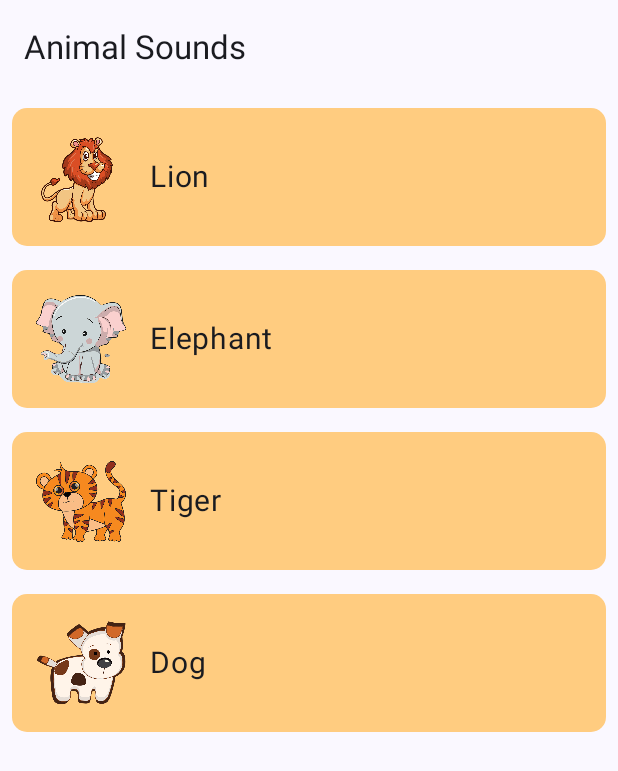
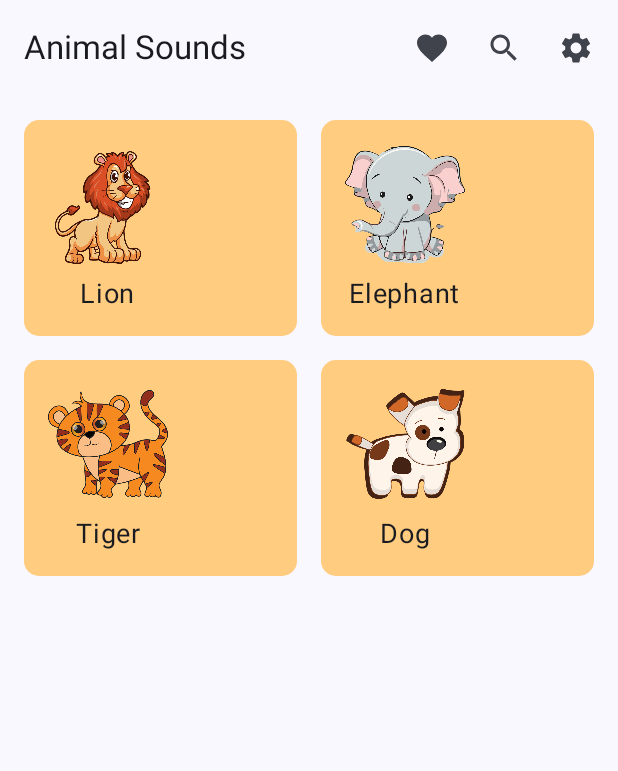
Before and after one commit to fpaulpalis/learning-app-for-kids, an Android app built with Jetpack Compose: the screen it shows after launch (MainActivity), on a phone screen of 412 x 824 dp. Shown: the top 771 px of the screen. Run offline under Robolectric (Android 15) with nearby library versions, the phone set to English and light mode, and no system bars.

Commit message:
Animal Grid Screen

```diff
--- a/app/src/main/java/com/ite393/learningappforkids/ui/AnimalGridScreen.kt
+++ b/app/src/main/java/com/ite393/learningappforkids/ui/AnimalGridScreen.kt
@@ -3,11 +3,16 @@ package com.ite393.learningappforkids.ui
 import androidx.compose.foundation.Image
 import androidx.compose.foundation.clickable
 import androidx.compose.foundation.layout.*
-import androidx.compose.foundation.lazy.LazyColumn
-import androidx.compose.foundation.lazy.items
+import androidx.compose.foundation.lazy.grid.GridCells
+import androidx.compose.foundation.lazy.grid.LazyVerticalGrid
+import androidx.compose.foundation.lazy.grid.items
 import androidx.compose.foundation.shape.RoundedCornerShape
+import androidx.compose.material.icons.Icons
+import androidx.compose.material.icons.filled.Favorite
+import androidx.compose.material.icons.filled.Search
+import androidx.compose.material.icons.filled.Settings
 import androidx.compose.material3.*
-import androidx.compose.runtime.Composable
+import androidx.compose.runtime.*
 import androidx.compose.ui.Alignment
 import androidx.compose.ui.Modifier
 import androidx.compose.ui.graphics.Color
@@ -23,14 +28,38 @@ import com.ite393.learningappforkids.data.animals
 @Composable
 fun AnimalGridScreen(navController: NavController) {
     Scaffold(
-        topBar = { TopAppBar(title = { Text("Animal Sounds") }) }
+        topBar = {
+            TopAppBar(
+                title = { Text("Animal Sounds") },
+                actions = {
+                    IconButton(onClick = { /* Navigate to favorites */ }) {
+                        Icon(imageVector = Icons.Default.Favorite, contentDescription = "Favorites")
+                    }
+                    IconButton(onClick = { /* Navigate to search */ }) {
+                        Icon(imageVector = Icons.Default.Search, contentDescription = "Search")
+                    }
+                    IconButton(onClick = { /* Navigate to settings */ }) {
+                        Icon(imageVector = Icons.Default.Settings, contentDescription = "Settings")
+                    }
+                }
+            )
+        }
     ) { paddingValues ->
         Column(modifier = Modifier.padding(paddingValues)) {
-            LazyColumn {
-                items(animals) { animal ->
-                    AnimalCard(animal, navController)
-                }
-            }
+            AnimalGrid(navController)
+        }
+    }
+}
+
+@Composable
+fun AnimalGrid(navController: NavController) {
+    LazyVerticalGrid(
+        columns = GridCells.Fixed(2),
+        modifier = Modifier.fillMaxSize(),
+        contentPadding = PaddingValues(8.dp)
+    ) {
+        items(animals) { animal ->
+            AnimalCard(animal, navController)
         }
     }
 }
@@ -45,17 +74,17 @@ fun AnimalCard(animal: Animal, navController: NavController) {
         shape = RoundedCornerShape(10.dp),
         colors = CardDefaults.cardColors(containerColor = Color(0xFFFFCC80))
     ) {
-        Row(
-            verticalAlignment = Alignment.CenterVertically,
+        Column(
+            horizontalAlignment = Alignment.CenterHorizontally,
             modifier = Modifier.padding(16.dp)
         ) {
             Image(
                 painter = painterResource(id = animal.image),
                 contentDescription = animal.name,
-                modifier = Modifier.size(60.dp)
+                modifier = Modifier.size(80.dp)
             )
-            Spacer(modifier = Modifier.width(16.dp))
-            Text(text = animal.name, fontSize = 20.sp)
+            Spacer(modifier = Modifier.height(8.dp))
+            Text(text = animal.name, fontSize = 18.sp)
         }
     }
 }
```
